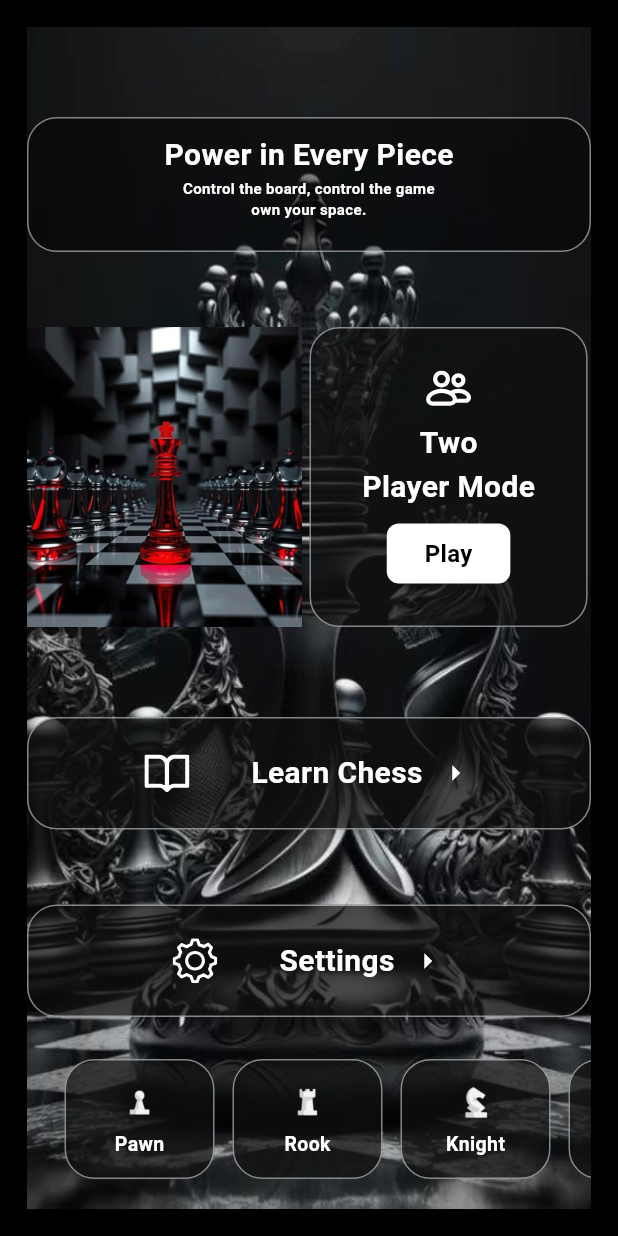
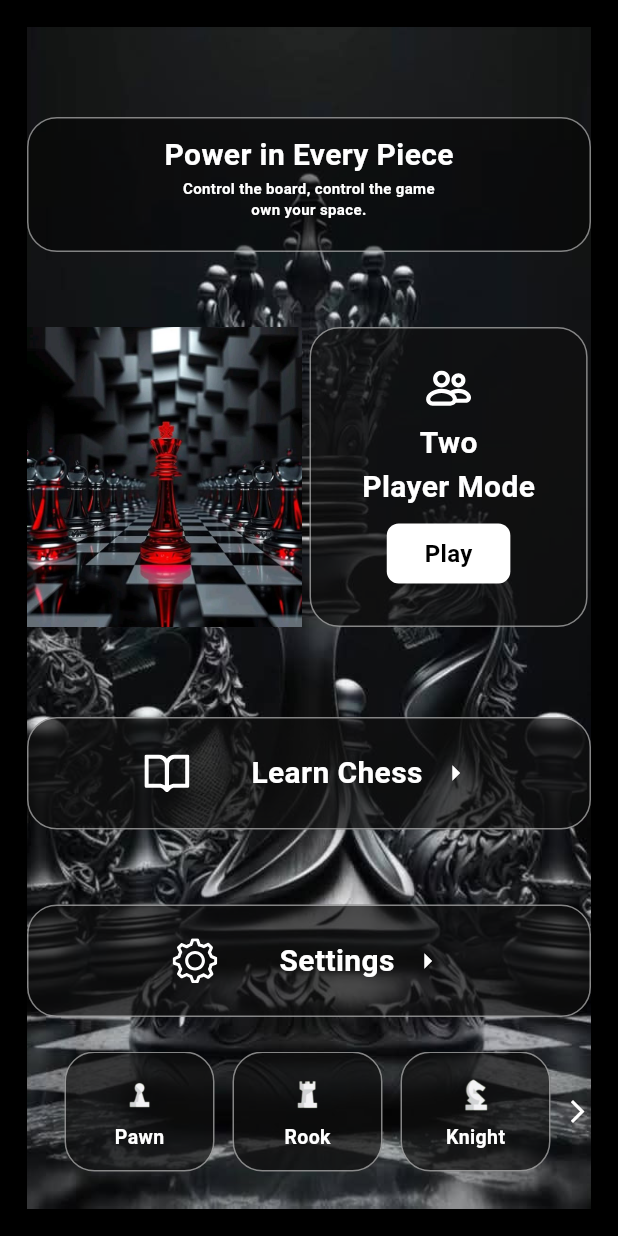
Before and after one commit to AbhiramR2562/chess, a Flutter app: the screen it shows after launch, on a phone screen of 412 x 824 dp. Run offline on Flutter 3.47's test engine with Material 3 defaults, Android fonts, the light colour scheme and no system bars; our stand-ins replace flutter_svg.

Commit message:
slide card updated

```diff
--- a/lib/view/home_page.dart
+++ b/lib/view/home_page.dart
@@ -13,10 +13,34 @@ class HomePage extends StatefulWidget {
   State<HomePage> createState() => _HomePageState();
 }
 
-class _HomePageState extends State<HomePage> {
+class _HomePageState extends State<HomePage>
+    with SingleTickerProviderStateMixin {
+  late AnimationController _fadeController;
+  late Animation<double> _fadeAnimation;
+
+  @override
+  void initState() {
+    super.initState();
+    _fadeController = AnimationController(
+      vsync: this,
+      duration: Duration(milliseconds: 800),
+    );
+
+    _fadeAnimation = Tween(begin: 0.0, end: 1.0).animate(_fadeController);
+    _fadeController.forward();
+  }
+
+  @override
+  void dispose() {
+    _fadeController.dispose();
+    super.dispose();
+  }
+
   @override
   Widget build(BuildContext context) {
-    return Scaffold(
+    return FadeTransition(
+      opacity: _fadeAnimation,
+      child: Scaffold(
         backgroundColor: Colors.black,
         body: Padding(
           padding: const EdgeInsets.all(18.0),
@@ -188,7 +212,9 @@ class _HomePageState extends State<HomePage> {
                     MyHomeButton(
                       onTap: () => Navigator.push(
                         context,
-                      MaterialPageRoute(builder: (context) => LearnChessPage()),
+                        MaterialPageRoute(
+                          builder: (context) => LearnChessPage(),
+                        ),
                       ),
                       imagePath: 'assets/images/learn_chess_icon.svg',
                       text: "Learn Chess",
@@ -208,13 +234,19 @@ class _HomePageState extends State<HomePage> {
 
               // Card Slide
               Positioned(
-              bottom: 20,
-              child: Container(
+                bottom: 25,
+                left: 0,
+                right: 0,
+                child: SizedBox(
                   height: 80,
-                width: MediaQuery.of(context).size.width,
+                  child: Row(
+                    crossAxisAlignment: CrossAxisAlignment.center,
+                    children: [
+                      //  Horizontally scrollable ListView
+                      Expanded(
                         child: ListView.builder(
                           scrollDirection: Axis.horizontal,
-                  itemCount: 6,
+                          itemCount: chessPieces.length,
                           padding: const EdgeInsets.symmetric(horizontal: 25),
                           itemBuilder: (context, index) {
                             final piece = chessPieces[index];
@@ -231,22 +263,15 @@ class _HomePageState extends State<HomePage> {
                                 width: 100,
                                 margin: const EdgeInsets.only(right: 12),
                                 decoration: BoxDecoration(
-                          // Glassmorphic effect
-                          // Opacity value (0-255),
-                          color: Color.fromARGB(
-                            180,
-                            15,
-                            15,
-                            15,
-                          ), // dark translucent
+                                  color: const Color.fromARGB(180, 15, 15, 15),
                                   borderRadius: BorderRadius.circular(20),
                                   border: Border.all(
-                            color: Color.fromARGB(
+                                    color: const Color.fromARGB(
                                       125,
                                       255,
                                       255,
                                       255,
-                            ), // 125 = ~50% opacity
+                                    ),
                                     width: 1,
                                   ),
                                 ),
@@ -270,8 +295,19 @@ class _HomePageState extends State<HomePage> {
                           },
                         ),
                       ),
+
+                      //  Arrow icon indicating scroll
+                      Icon(
+                        Icons.arrow_forward_ios,
+                        size: 18,
+                        color: Colors.white,
                       ),
                     ],
+                  ),
+                ),
+              ),
+            ],
+          ),
         ),
       ),
     );
```
Lines whose indentation alone changed are shown as unchanged.
